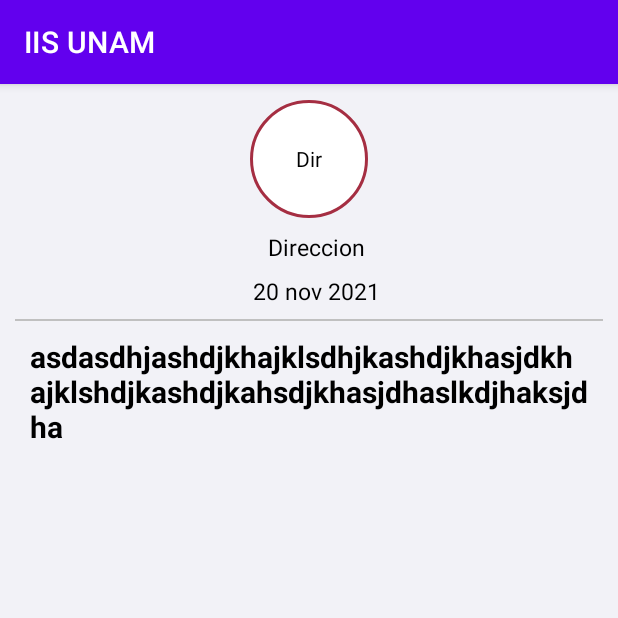
After one commit to csanchez/proyectoAndroid, an Android app: the fragment ReservationFragment shown on its own in the app's theme, on a phone screen of 412 x 824 dp, the top half of it. The commit adds this screen. Run offline under Robolectric (Android 15) with nearby library versions, the phone set to English and light mode, and no system bars.

Commit message:
Se agrego la vista de una reservacion individual

```diff
--- /dev/null
+++ b/app/src/main/java/com/iis/app/ui/reservations/ReservationFragment.kt
@@ -0,0 +1,74 @@
+package com.iis.app.ui.reservations
+
+import android.content.Context
+import android.os.Bundle
+import androidx.fragment.app.Fragment
+import android.view.LayoutInflater
+import android.view.View
+import android.view.ViewGroup
+import android.widget.TextView
+import androidx.lifecycle.Observer
+import androidx.lifecycle.ViewModelProvider
+import androidx.navigation.fragment.navArgs
+import com.iis.app.R
+import com.iis.app.databinding.FragmentReservationBinding
+
+
+/**
+ * A simple [Fragment] subclass.
+ * Use the [ReservationFragment.newInstance] factory method to
+ * create an instance of this fragment.
+ */
+class ReservationFragment : Fragment() {
+
+    private val args: ReservationFragmentArgs by navArgs()
+    private lateinit var reservationsViewModel: ReservationsViewModel
+    private lateinit var _binding: FragmentReservationBinding
+
+    private val binding get() = _binding!!
+    private val tagg="NOTIFICATION FRAG"
+
+    override fun onCreate(savedInstanceState: Bundle?) {
+        super.onCreate(savedInstanceState)
+    }
+
+    override fun onCreateView(
+        inflater: LayoutInflater, container: ViewGroup?,
+        savedInstanceState: Bundle?
+    ): View? {
+
+
+        reservationsViewModel = ViewModelProvider(requireActivity(), ReservationsViewModelFactory()).get(ReservationsViewModel::class.java)
+
+        _binding = FragmentReservationBinding.inflate(inflater, container, false)
+        val root: View = binding.root
+
+
+
+        val sharedPref = this.activity?.getSharedPreferences(getString(R.string.shared_preferences_name),
+            Context.MODE_PRIVATE)
+        val token = sharedPref?.getString(getString(R.string.saved_api_token),"")
+
+        reservationsViewModel.reservationsResult.observe(viewLifecycleOwner, Observer {
+            val reservationsState = it ?: return@Observer
+
+            if (reservationsState.success != null) {
+                val initialsView: TextView = binding.reservationInitials
+                val sapceView: TextView = binding.reservationSpace
+                val dateView: TextView = binding.reservationDate
+                val nameView: TextView = binding.reservationName
+
+                val reservation =reservationsState.success[args.reservationPosition]
+
+                initialsView.text = reservation.spaceInitials
+                sapceView.text = reservation.spaceName
+                dateView.text = reservation.startDate+" "+reservation.startTime+" - "+reservation.endTime
+                nameView.text = reservation.name
+            }
+
+        })
+        return root
+    }
+
+
+}
--- /dev/null
+++ b/app/src/main/res/layout/fragment_reservation.xml
@@ -0,0 +1,124 @@
+<?xml version="1.0" encoding="utf-8"?>
+<androidx.constraintlayout.widget.ConstraintLayout xmlns:android="http://schemas.android.com/apk/res/android"
+    xmlns:app="http://schemas.android.com/apk/res-auto"
+    xmlns:tools="http://schemas.android.com/tools"
+    android:layout_width="match_parent"
+    android:layout_height="match_parent"
+    android:background="@color/contentBG2"
+    tools:context="com.iis.app.ui.notifications.NotificationFragment">
+
+
+    <FrameLayout
+        android:layout_width="match_parent"
+        android:layout_height="match_parent"
+
+        android:padding="10dp">
+
+        <LinearLayout
+            android:layout_width="fill_parent"
+            android:layout_height="fill_parent"
+            android:orientation="vertical">
+
+
+            <LinearLayout
+                android:layout_width="fill_parent"
+                android:layout_height="wrap_content"
+                android:orientation="vertical">
+
+                <RelativeLayout
+                    android:id="@+id/circle"
+                    android:layout_width="80dp"
+                    android:layout_height="80dp"
+                    android:layout_gravity="center"
+                    android:background="@drawable/initials">
+
+                    <TextView
+                        android:id="@+id/reservation_initials"
+                        android:layout_width="match_parent"
+                        android:layout_height="match_parent"
+                        android:gravity="center_vertical"
+                        android:text="Dir"
+                        android:textAlignment="center"
+                        android:textColor="@color/black" />
+                </RelativeLayout>
+
+
+                <LinearLayout
+                    android:layout_width="match_parent"
+                    android:layout_height="wrap_content"
+                    android:orientation="vertical"
+                    android:paddingStart="10dp"
+                    android:paddingBottom="8dp"
+                    >
+
+                    <TextView
+                        android:id="@+id/reservation_space"
+                        android:layout_width="match_parent"
+                        android:layout_height="wrap_content"
+                        android:layout_marginStart="8dp"
+                        android:layout_marginTop="8dp"
+                        android:layout_marginEnd="8dp"
+                        android:text="Direccion"
+                        android:textColor="@color/textColor"
+                        android:textSize="15dp"
+                        android:textAlignment="center"/>
+
+                    <TextView
+                        android:id="@+id/reservation_date"
+                        android:layout_width="match_parent"
+                        android:layout_height="wrap_content"
+                        android:layout_marginStart="8dp"
+                        android:layout_marginTop="8dp"
+                        android:layout_marginEnd="8dp"
+                        android:text="20 nov 2021"
+                        android:textColor="@color/textColor"
+                        android:textSize="15dp"
+                        android:textAlignment="center"/>
+
+
+                </LinearLayout>
+
+            </LinearLayout>
+
+
+            <LinearLayout
+                android:layout_width="fill_parent"
+                android:layout_height="wrap_content"
+                android:orientation="vertical"
+                android:background="@drawable/divider"></LinearLayout>
+
+            <LinearLayout
+                android:layout_width="fill_parent"
+                android:layout_height="wrap_content"
+                android:orientation="vertical">
+
+                <TextView
+                    android:id="@+id/reservation_name"
+                    android:layout_width="match_parent"
+                    android:layout_height="wrap_content"
+                    android:padding="10dp"
+                    android:text="asdasdhjashdjkhajklsdhjkashdjkhasjdkhajklshdjkashdjkahsdjkhasjdhaslkdjhaksjdha"
+                    android:textAlignment="viewStart"
+                    android:textSize="20dp"
+                    android:textStyle="bold"
+                    android:textColor="@color/textColor"
+                    app:layout_constraintBottom_toBottomOf="parent"
+                    app:layout_constraintEnd_toEndOf="parent"
+                    app:layout_constraintStart_toStartOf="parent"
+                    app:layout_constraintTop_toTopOf="parent" />
+
+
+
+            </LinearLayout>
+
+
+
+
+        </LinearLayout>
+
+
+
+
+    </FrameLayout>
+
+</androidx.constraintlayout.widget.ConstraintLayout>
--- a/app/src/main/res/values/strings.xml
+++ b/app/src/main/res/values/strings.xml
@@ -39,7 +39,7 @@
     <string name="menu_solicitudes">Solicitudes a Trámites</string>
     <string name="menu_tramites_personales">Personales</string>
     <string name="menu_tramites_institucionales">Institucionales</string>
-
+    <string name="menu_reservation">Reservación</string>
 
     <!-- Strings related to defaults -->
     <string name="saved_api_token">SavedApiToken</string>
@@ -83,10 +83,10 @@
     <string name="zero_reservations">  Sin Reservaciones para mostrar</string>
 
 
-
-
     <string name="welcome_text">Bienvenido</string>
     <string name="back"><![CDATA[<-]]></string>
     <string name="forward"><![CDATA[->]]></string>
+    <!-- TODO: Remove or change this placeholder text -->
+    <string name="hello_blank_fragment">Hello blank fragment</string>
 
 </resources>
```
Also changed, not shown: app/src/main/java/com/iis/app/ui/notifications/NotificationFragment.kt (+1 -17 lines), app/src/main/java/com/iis/app/ui/notifications/NotificationsFragment.kt (+1 -15 lines), app/src/main/java/com/iis/app/ui/reservations/MyReservationsFragment.kt (+3 -4 lines), app/src/main/java/com/iis/app/ui/reservations/MyReservationsRecyclerViewAdapter.kt (+9 -1 lines), app/src/main/res/navigation/mobile_navigation.xml (+14 -3 lines).
